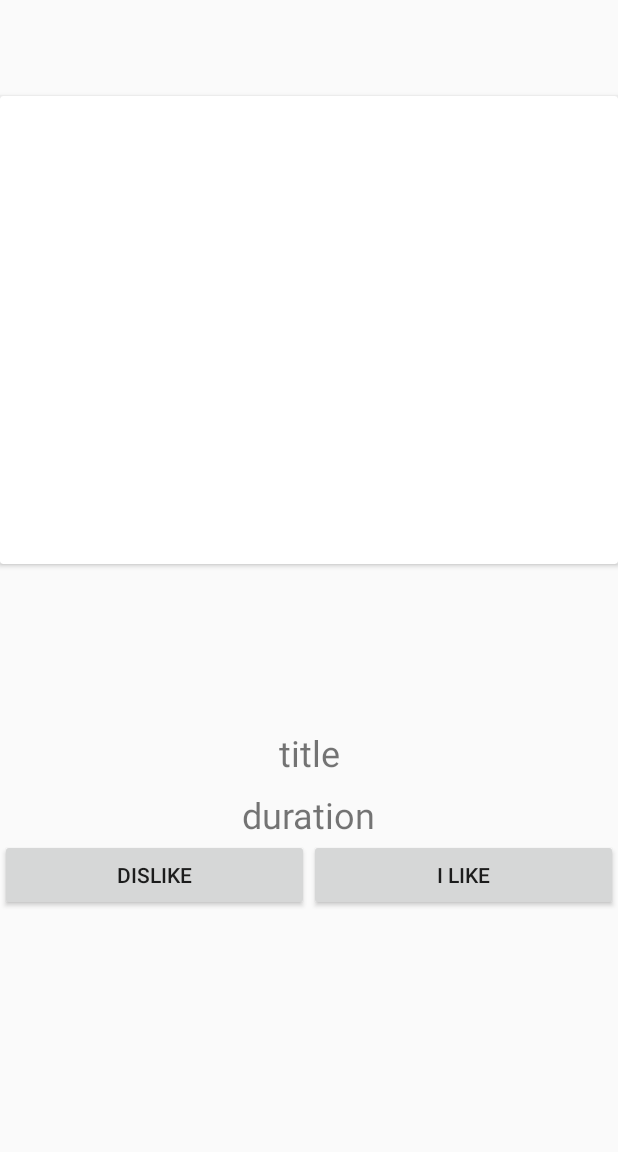
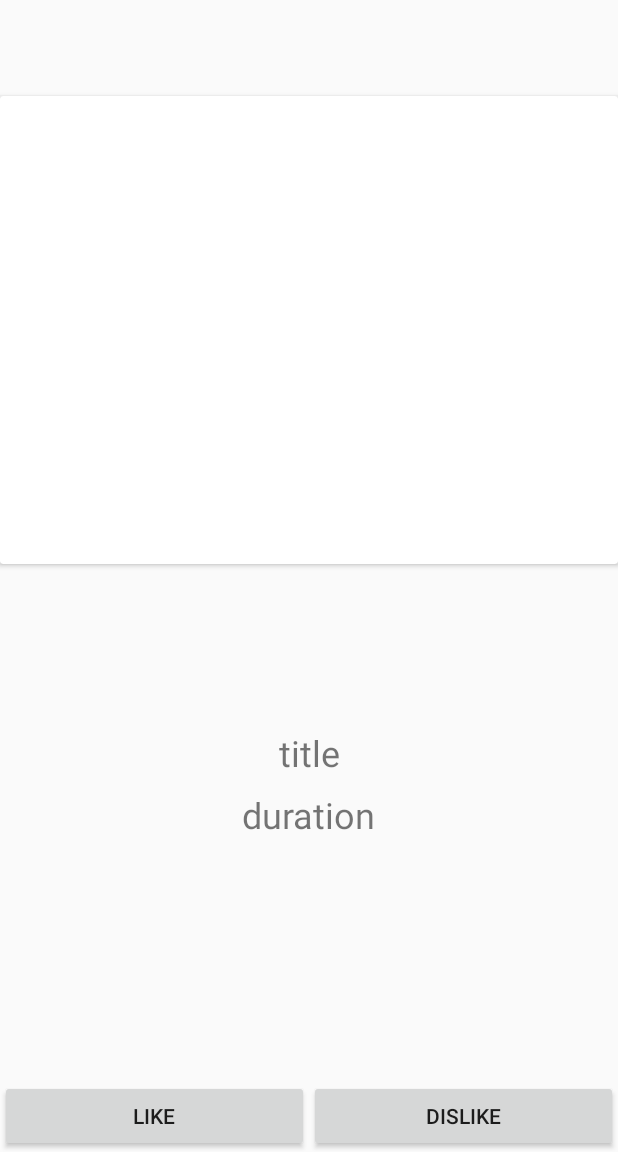
Before and after one commit to SananMaarouf/MOB3000, an Android app: the MainSite screen opened directly, with no data from a screen before it, on a phone screen of 412 x 824 dp, the part 84-1236 px from its top. Run offline under Robolectric (Android 15) with nearby library versions, the phone set to English and light mode, and no system bars; our stand-ins replace Firebase (no records; nobody signed in at launch, a user with empty details on screens opened directly).

Commit message:
Ordnet main site fucking fuck function pog. Viser filmer på like/dislike og får opp neste

```diff
--- a/app/src/main/java/com/example/semesteroppgave/MainSite.java
+++ b/app/src/main/java/com/example/semesteroppgave/MainSite.java
@@ -3,21 +3,44 @@ package com.example.semesteroppgave;
 import android.content.Intent;
 import android.os.Bundle;
 import android.view.MenuItem;
+import android.view.View;
+import android.widget.Button;
+import android.widget.TextView;
 
 import androidx.annotation.NonNull;
 import androidx.appcompat.app.ActionBarDrawerToggle;
 import androidx.appcompat.app.AppCompatActivity;
 import androidx.appcompat.widget.Toolbar;
+import androidx.cardview.widget.CardView;
 import androidx.core.view.GravityCompat;
 import androidx.drawerlayout.widget.DrawerLayout;
 
+import com.google.android.gms.tasks.OnCompleteListener;
+import com.google.android.gms.tasks.Task;
 import com.google.android.material.navigation.NavigationView;
+import com.google.firebase.firestore.CollectionReference;
+import com.google.firebase.firestore.FirebaseFirestore;
+import com.google.firebase.firestore.QueryDocumentSnapshot;
+import com.google.firebase.firestore.QuerySnapshot;
+
+import java.util.ArrayList;
 
 public class MainSite extends AppCompatActivity implements NavigationView.OnNavigationItemSelectedListener{
+    FirebaseFirestore db = FirebaseFirestore.getInstance();
+    ArrayList<Movie> filmer = new ArrayList<>();
+    int erPaFilm = 0;
+
     DrawerLayout drawerLayout;
     ActionBarDrawerToggle actionBarDrawerToggle;
     Toolbar toolbar;
     NavigationView navigationView;
+
+    // Informasjon
+    private TextView duration;
+    private TextView title;
+    private CardView bilde;
+    private Button like;
+    private Button dislike;
 
 
     protected void onCreate(Bundle savedInstanceState) {
@@ -34,8 +57,39 @@ public class MainSite extends AppCompatActivity implements NavigationView.OnNavi
         actionBarDrawerToggle.setDrawerIndicatorEnabled(true);
         actionBarDrawerToggle.syncState();
 
+        duration = findViewById(R.id.duration);
+        title = findViewById(R.id.title);
+        bilde = findViewById(R.id.image);
+        like = findViewById(R.id.like);
+        dislike = findViewById(R.id.dislike);
 
 
+        nyFilmVis();
+        System.out.println("STØØØØØRELSE: "+filmer.size());
+
+
+
+        like.setOnClickListener(new View.OnClickListener() {
+            @Override
+            public void onClick(View v) {
+                settFilm(title,bilde,duration);
+            }
+        });
+
+        dislike.setOnClickListener(new View.OnClickListener() {
+            @Override
+            public void onClick(View v) {
+                settFilm(title,bilde,duration);
+            }
+        });
+    }
+    private void settFilm(TextView title, CardView bilde, TextView duration) {
+        Movie filmen = filmer.get(erPaFilm);
+
+
+        title.setText(filmen.getName());
+        duration.setText(filmen.getDuration());
+        erPaFilm++;
     }
 
     @Override
@@ -61,4 +115,37 @@ public class MainSite extends AppCompatActivity implements NavigationView.OnNavi
 
         return true;
     }
+
+    // Viser ny film
+    public void nyFilmVis(){
+        CollectionReference movies = db.collection("Movie");
+        movies.get().addOnCompleteListener(new OnCompleteListener<QuerySnapshot>() {
+            @Override
+            public void onComplete(@NonNull Task<QuerySnapshot> task) {
+                if(task.isSuccessful()){
+                    for(QueryDocumentSnapshot document : task.getResult()){
+                        //System.out.println(document.getData());
+                        String navn = document.getString("name");
+                        String image = document.getString("image").toString();
+                        String duration = document.getString("duration");
+
+                        //System.out.println("Navn: "+ navn + " image: " + image+ " duration: " + duration);
+                        Movie nyfilm = new Movie(navn,image,duration);
+                        System.out.println("Sys: "+nyfilm.toString());
+                        filmer.add(nyfilm);
+                        System.out.println(filmer.size());
+                    }
+                } else {
+                    System.out.println("monkaS");
+                }
+            }
+
+        });
+        for(Movie filmen: filmer){
+            System.out.println(filmen.toString());
+
+        }
+
+    }
+
 }
--- a/app/src/main/res/layout/activity_main_site.xml
+++ b/app/src/main/res/layout/activity_main_site.xml
@@ -21,18 +21,18 @@
             app:layout_constraintTop_toBottomOf="@+id/movie_duration">
 
             <Button
-                android:id="@+id/button2"
+                android:id="@+id/like"
                 android:layout_width="wrap_content"
                 android:layout_height="wrap_content"
                 android:layout_weight="1"
-                android:text="dislike" />
+                android:text="Like" />
 
             <Button
                 android:id="@+id/dislike"
                 android:layout_width="wrap_content"
                 android:layout_height="wrap_content"
                 android:layout_weight="1"
-                android:text="i like" />
+                android:text="Dislike" />
         </LinearLayout>
 
         <LinearLayout
@@ -48,6 +48,7 @@
             app:layout_constraintVertical_bias="0.0">
 
             <androidx.cardview.widget.CardView
+                android:id="@+id/image"
                 android:layout_width="match_parent"
                 android:layout_height="312dp"
                 android:translationY="120dp" />
@@ -55,7 +56,7 @@
         </LinearLayout>
 
         <TextView
-            android:id="@+id/movie_title"
+            android:id="@+id/title"
             android:layout_width="wrap_content"
             android:layout_height="wrap_content"
             android:layout_marginBottom="250dp"
@@ -66,7 +67,7 @@
             app:layout_constraintStart_toStartOf="@+id/linearLayout" />
 
         <TextView
-            android:id="@+id/movie_duration"
+            android:id="@+id/duration"
             android:layout_width="wrap_content"
             android:layout_height="wrap_content"
             android:layout_marginBottom="200dp"
@@ -75,7 +76,7 @@
             app:layout_constraintBottom_toBottomOf="@+id/linearLayout"
             app:layout_constraintEnd_toEndOf="parent"
             app:layout_constraintStart_toStartOf="@+id/linearLayout"
-            app:layout_constraintTop_toBottomOf="@+id/movie_title" />
+            app:layout_constraintTop_toBottomOf="@+id/title" />
 
     </androidx.constraintlayout.widget.ConstraintLayout>
 
```
Also changed, not shown: app/src/main/java/com/example/semesteroppgave/Movie.java (added, +29 -0 lines).
